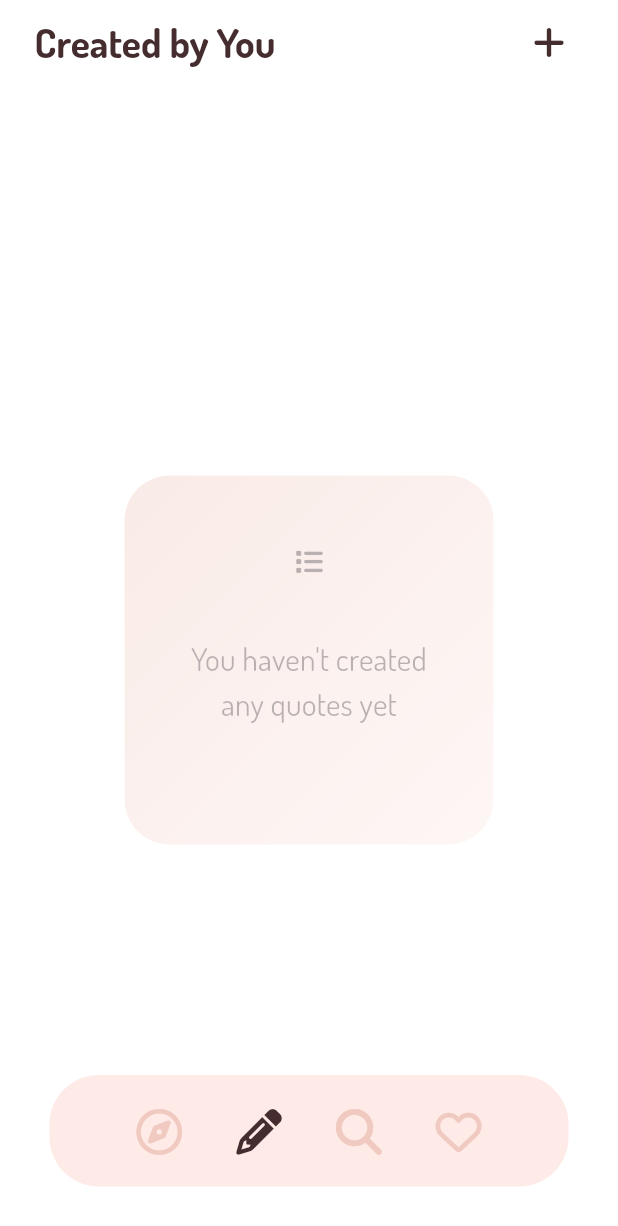
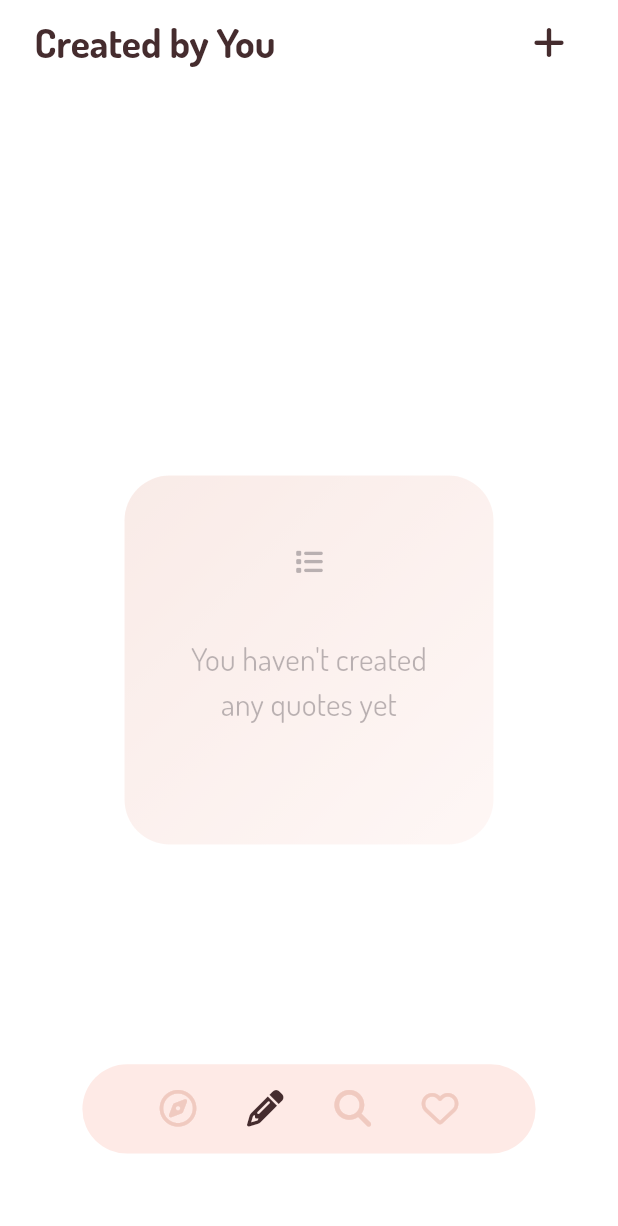
Before and after one commit to AndreiFlorea04/quote-generator, a Flutter app: the screen it shows after launch, after a tap on an icon or button, on a phone screen of 412 x 824 dp. Shown: the top 1226 px of the screen. Run offline on Flutter 3.47's test engine with Material 2 defaults, Android fonts, the phone set to English and light mode, and no system bars; our stand-ins replace flutter_riverpod, flutter_screenutil, font_awesome_flutter, freezed_annotation, go_router, sqflite; missing offline and left inert: flex_color_picker; accounts and stored records are empty.

Commit message:
detail screen added

```diff
--- a/lib/config/theme/dimensions.dart
+++ b/lib/config/theme/dimensions.dart
@@ -17,6 +17,8 @@ class Dimensions {
   static final kPaddingSymetricVertical = const EdgeInsets.symmetric(
     vertical: 20.0,
   ).w;
+
+  static final kPaddingNavBottom = const EdgeInsets.all(16.0).w;
 
   //BorderRadius
   static final kBorderRadiusAllLarger = BorderRadius.circular(50).w;
--- a/lib/presentation/screens/bottom_nav_bar_shell.dart
+++ b/lib/presentation/screens/bottom_nav_bar_shell.dart
@@ -41,7 +41,7 @@ class BottomNavBarShell extends StatelessWidget {
             child: Align(
               alignment: Alignment.bottomCenter,
               child: Container(
-                margin: Dimensions.kPaddingAllLarger,
+                margin: Dimensions.kPaddingAllLargest,
                 child: BottomNavBar(
                   items: [
                     BottomNavBarItem(
--- a/lib/presentation/screens/home_screen.dart
+++ b/lib/presentation/screens/home_screen.dart
@@ -1,4 +1,5 @@
 import 'package:flutter/material.dart';
+import 'package:font_awesome_flutter/font_awesome_flutter.dart';
 import 'package:go_router/go_router.dart';
 import 'package:quote_generator/config/theme/theme.dart';
 import 'package:quote_generator/translations/translations.dart';
@@ -13,7 +14,7 @@ class HomeScreen extends StatelessWidget {
 
   const HomeScreen({super.key});
 
-  static const items = <QuoteCard>[];
+  static const items = [];
 
   @override
   Widget build(BuildContext context) {
@@ -38,7 +39,10 @@ class HomeScreen extends StatelessWidget {
               )
             ];
           },
-          body: Container()
+          body: EmptyQuoteCard(
+            displayIcon: FontAwesomeIcons.quoteLeft,
+            displayText: context.l10n.empty_card_created_by_you,
+          )
 
           // const ListOfQuotes(
           //   key: Key('HomeScreen'),
--- a/lib/presentation/widgets/bottom_navigation/bottom_nav_bar_icon.dart
+++ b/lib/presentation/widgets/bottom_navigation/bottom_nav_bar_icon.dart
@@ -21,7 +21,7 @@ class BottomNavBarIcon extends StatelessWidget {
     final IconData displayIcon = isSelected ? selectedIcon : unselectedIcon;
     return Icon(
       displayIcon,
-      size: Dimensions.iconSizeMedium,
+      size: Dimensions.iconSizeSmall,
       color: displayIconColor,
     );
   }
--- a/lib/presentation/widgets/bottom_navigation/bottom_navigation_bar.dart
+++ b/lib/presentation/widgets/bottom_navigation/bottom_navigation_bar.dart
@@ -15,7 +15,7 @@ class BottomNavBar extends StatelessWidget {
       type: MaterialType.canvas,
       clipBehavior: Clip.hardEdge,
       child: Padding(
-        padding: Dimensions.kPaddingAllLarge,
+        padding: Dimensions.kPaddingNavBottom,
         child: Row(
           mainAxisAlignment: MainAxisAlignment.spaceEvenly,
           crossAxisAlignment: CrossAxisAlignment.center,
--- a/lib/presentation/widgets/quotes/quote_card.dart
+++ b/lib/presentation/widgets/quotes/quote_card.dart
@@ -45,6 +45,7 @@ class QuoteCard extends StatelessWidget {
               quote.text,
               textAlign: Helpers.textAlignList[quote.textAlign],
               style: quoteTextSyle,
+              maxLines: 8,
             ),
             Dimensions.kVerticalSpaceMedium,
             Text(
```
Also changed, not shown: lib/presentation/screens/quote_details_screen.dart (+13 -12 lines), lib/presentation/widgets/quotes/quote_details.dart (+21 -12 lines).
